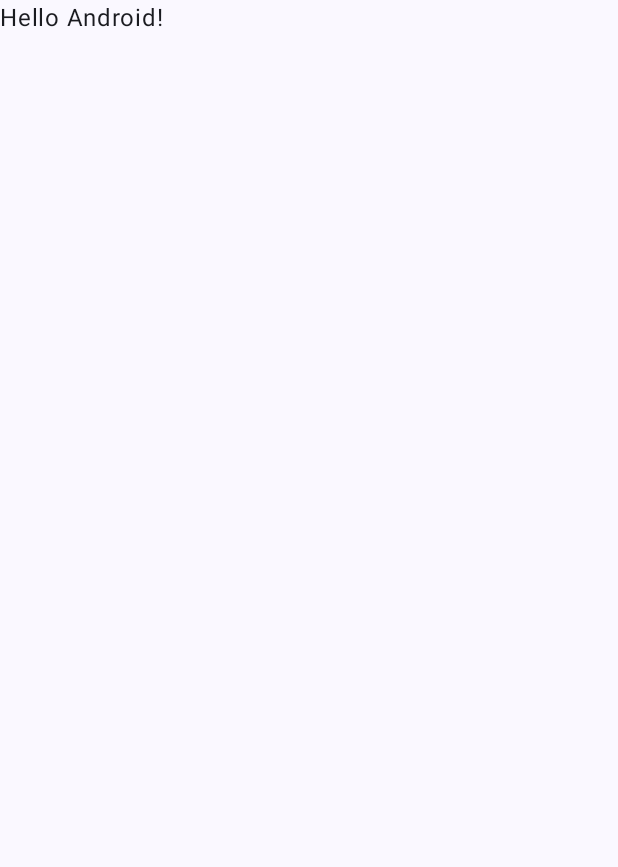
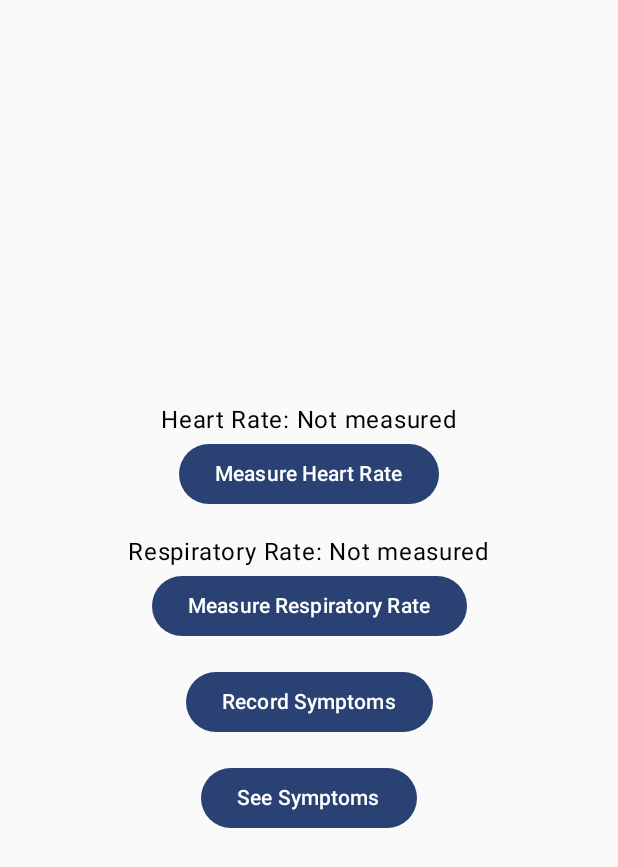
Before and after one commit to ak-asu/Context-Monitor, an Android app built with Jetpack Compose: the screen it shows after launch (MainActivity), on a phone screen of 412 x 824 dp. Before the commit the part shown is almost empty. Shown: the top 867 px of the screen. Run offline under Robolectric (Android 15) with nearby library versions, the phone set to English and light mode, and no system bars.

```diff
--- a/app/build.gradle
+++ b/app/build.gradle
@@ -56,6 +56,9 @@ dependencies {
     implementation libs.androidx.ui.graphics
     implementation libs.androidx.ui.tooling.preview
     implementation libs.androidx.material3
+    implementation libs.androidx.room.common
+    implementation libs.androidx.room.ktx
+    implementation libs.androidx.navigation.compose
     testImplementation libs.junit
     androidTestImplementation libs.androidx.junit
     androidTestImplementation libs.androidx.espresso.core
--- a/app/src/main/java/com/akheparasu/contextmonitor/MainActivity.kt
+++ b/app/src/main/java/com/akheparasu/contextmonitor/MainActivity.kt
@@ -1,29 +1,65 @@
 package com.akheparasu.contextmonitor
 
+import android.Manifest
+import android.content.Context
+import android.hardware.SensorManager
 import android.os.Bundle
 import androidx.activity.ComponentActivity
 import androidx.activity.compose.setContent
 import androidx.activity.enableEdgeToEdge
 import androidx.compose.foundation.layout.fillMaxSize
-import androidx.compose.foundation.layout.padding
-import androidx.compose.material3.Scaffold
-import androidx.compose.material3.Text
+import androidx.compose.material3.*
 import androidx.compose.runtime.Composable
 import androidx.compose.ui.Modifier
 import androidx.compose.ui.tooling.preview.Preview
+import androidx.core.content.ContextCompat
 import com.akheparasu.contextmonitor.ui.theme.ContextMonitorTheme
+import android.content.pm.PackageManager
+import android.hardware.Sensor
+import android.hardware.SensorEvent
+import android.hardware.SensorEventListener
+import androidx.activity.compose.rememberLauncherForActivityResult
+import androidx.activity.result.contract.ActivityResultContracts
+import androidx.activity.viewModels
+import androidx.compose.foundation.layout.*
+import androidx.compose.runtime.*
+import androidx.compose.ui.Alignment
+import androidx.compose.ui.platform.LocalContext
+import androidx.compose.ui.unit.dp
+import androidx.lifecycle.ViewModel
+import androidx.navigation.NavHostController
+import androidx.navigation.compose.*
+import com.akheparasu.contextmonitor.ui.AddSymptomsScreen
+import com.akheparasu.contextmonitor.ui.SymptomAddModel
+import com.akheparasu.contextmonitor.ui.SymptomViewModel
+import com.akheparasu.contextmonitor.ui.ViewSymptomsScreen
+import com.akheparasu.contextmonitor.utils.heartRateCalculator
+import com.akheparasu.contextmonitor.utils.respiratoryRateCalculator
 
 class MainActivity : ComponentActivity() {
     override fun onCreate(savedInstanceState: Bundle?) {
         super.onCreate(savedInstanceState)
+        val viewModel: MainViewModel by viewModels()
+        val addSymptomModel: SymptomAddModel by viewModels()
+        val viewSymptomModel: SymptomViewModel by viewModels()
         enableEdgeToEdge()
         setContent {
             ContextMonitorTheme {
-                Scaffold(modifier = Modifier.fillMaxSize()) { innerPadding ->
-                    Greeting(
-                        name = "Android",
-                        modifier = Modifier.padding(innerPadding)
-                    )
+                val navController = rememberNavController()
+                NavHost(navController, startDestination = "first") {
+                    composable("first") { ContextMonitorApp(navController, viewModel) }
+                    composable("second/{heartRate}/{respiratoryRate}") { backStackEntry ->
+                        val heartRate = backStackEntry.arguments?.getFloat("heartRate")
+                        val respiratoryRate = backStackEntry.arguments?.getFloat("respiratoryRate")
+                        if (heartRate != null && respiratoryRate != null) {
+                            AddSymptomsScreen(
+                                addSymptomModel,
+                                heartRate,
+                                respiratoryRate
+                            )
+                        }
+                    }
+                    composable("third") { ViewSymptomsScreen(viewSymptomModel) }
                 }
             }
         }
@@ -31,17 +67,105 @@ class MainActivity : ComponentActivity() {
 }
 
 @Composable
-fun Greeting(name: String, modifier: Modifier = Modifier) {
-    Text(
-        text = "Hello $name!",
-        modifier = modifier
-    )
+fun ContextMonitorApp(navController: NavHostController, viewModel: MainViewModel) {
+    val context = LocalContext.current
+
+    var heartRate by remember { mutableStateOf<Float?>(null) }
+    var respiratoryRate by remember { mutableStateOf<Float?>(null) }
+
+    val hasCameraPermission = ContextCompat.checkSelfPermission(context, Manifest.permission.CAMERA) == PackageManager.PERMISSION_GRANTED
+    val permissionLauncher = rememberLauncherForActivityResult(
+        ActivityResultContracts.RequestPermission()
+    ) { isGranted ->
+        if (isGranted) {
+            heartRate = viewModel.measureHeartRate()
+        }
+    }
+
+    val sensorManager = context.getSystemService(Context.SENSOR_SERVICE) as? SensorManager
+    val accelerometer = sensorManager?.getDefaultSensor(Sensor.TYPE_ACCELEROMETER)
+    val sensorEventListener = remember {
+        object : SensorEventListener {
+            override fun onSensorChanged(event: SensorEvent?) {
+                event?.let {
+                    val x = it.values[0]
+                    val y = it.values[1]
+                    val z = it.values[2]
+                    // Handle sensor data
+                    println("Accelerometer values: x=$x, y=$y, z=$z")
+                }
+            }
+            override fun onAccuracyChanged(sensor: Sensor?, accuracy: Int) {
+                // Handle changes in sensor accuracy
+            }
+        }
+    }
+    // Register and unregister sensor listener
+    DisposableEffect(sensorManager) {
+        accelerometer?.let { sensor ->
+            sensorManager.registerListener(sensorEventListener, sensor, SensorManager.SENSOR_DELAY_NORMAL)
+        }
+        onDispose {
+            sensorManager?.unregisterListener(sensorEventListener)
+        }
+    }
+
+    Column(
+        modifier = Modifier.fillMaxSize(),
+        horizontalAlignment = Alignment.CenterHorizontally,
+        verticalArrangement = Arrangement.Center
+    ) {
+        Text(text = "Heart Rate: ${heartRate ?: "Not measured"}")
+        Button(onClick = {
+            if (!hasCameraPermission) {
+                permissionLauncher.launch(Manifest.permission.CAMERA)
+            }
+        }) {
+            Text("Measure Heart Rate")
+        }
+
+        Spacer(modifier = Modifier.height(16.dp))
+
+        Text(text = "Respiratory Rate: ${respiratoryRate ?: "Not measured"}")
+        Button(onClick = {
+            respiratoryRate = viewModel.measureRespiratoryRate()
+        }) {
+            Text("Measure Respiratory Rate")
+        }
+
+        Spacer(modifier = Modifier.height(16.dp))
+
+        Button(onClick = {
+            navController.navigate("second/$heartRate/$respiratoryRate")
+        }) {
+            Text("Record Symptoms")
+        }
+
+        Spacer(modifier = Modifier.height(16.dp))
+
+        Button(onClick = {
+            navController.navigate("third")
+        }) {
+            Text("See Symptoms")
+        }
+    }
+}
+
+class MainViewModel : ViewModel() {
+
+    fun measureHeartRate(): Float {
+        return "0".toFloat() //heartRateCalculator()
+    }
+
+    fun measureRespiratoryRate(): Float {
+        return "0".toFloat() //respiratoryRateCalculator()
+    }
 }
 
 @Preview(showBackground = true)
 @Composable
-fun GreetingPreview() {
+fun ContextMonitorAppPreview() {
     ContextMonitorTheme {
-        Greeting("Android")
+        ContextMonitorApp(viewModel = MainViewModel(), navController = rememberNavController())
     }
 }
--- a/gradle/libs.versions.toml
+++ b/gradle/libs.versions.toml
@@ -8,6 +8,9 @@ espressoCore = "3.6.1"
 lifecycleRuntimeKtx = "2.8.5"
 activityCompose = "1.9.2"
 composeBom = "2024.04.01"
+roomCommon = "2.6.1"
+roomKtx = "2.6.1"
+navigationCompose = "2.8.0"
 
 [libraries]
 androidx-core-ktx = { group = "androidx.core", name = "core-ktx", version.ref = "coreKtx" }
@@ -24,6 +27,9 @@ androidx-ui-tooling-preview = { group = "androidx.compose.ui", name = "ui-toolin
 androidx-ui-test-manifest = { group = "androidx.compose.ui", name = "ui-test-manifest" }
 androidx-ui-test-junit4 = { group = "androidx.compose.ui", name = "ui-test-junit4" }
 androidx-material3 = { group = "androidx.compose.material3", name = "material3" }
+androidx-room-common = { group = "androidx.room", name = "room-common", version.ref = "roomCommon" }
+androidx-room-ktx = { group = "androidx.room", name = "room-ktx", version.ref = "roomKtx" }
+androidx-navigation-compose = { group = "androidx.navigation", name = "navigation-compose", version.ref = "navigationCompose" }
 
 [plugins]
 android-application = { id = "com.android.application", version.ref = "agp" }
```
Also changed, not shown: app/src/main/AndroidManifest.xml (+8 -0 lines), app/src/main/java/com/akheparasu/contextmonitor/storage/DataConverters.kt (added, +16 -0 lines), app/src/main/java/com/akheparasu/contextmonitor/storage/DataDao.kt (added, +15 -0 lines), app/src/main/java/com/akheparasu/contextmonitor/storage/DataEntity.kt (added, +14 -0 lines), app/src/main/java/com/akheparasu/contextmonitor/storage/Storagedb.kt (added, +31 -0 lines), app/src/main/java/com/akheparasu/contextmonitor/ui/AddSymptomsScreen.kt (added, +147 -0 lines), app/src/main/java/com/akheparasu/contextmonitor/ui/HeartRateMeasurement.kt (added, +57 -0 lines), app/src/main/java/com/akheparasu/contextmonitor/ui/ViewSymptomsScreen.kt (added, +75 -0 lines), app/src/main/java/com/akheparasu/contextmonitor/utils/heartRateCalculator.kt (added, +83 -0 lines), app/src/main/java/com/akheparasu/contextmonitor/utils/respiratoryRateCalculator.kt (added, +27 -0 lines), app/src/main/res/values/strings.xml (+12 -0 lines), 1 other file.
